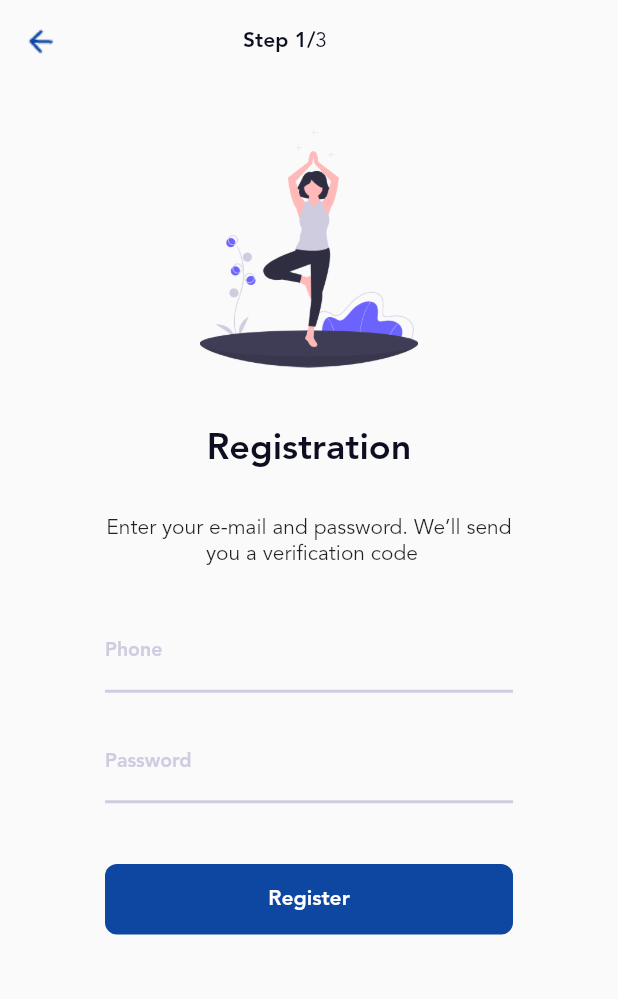
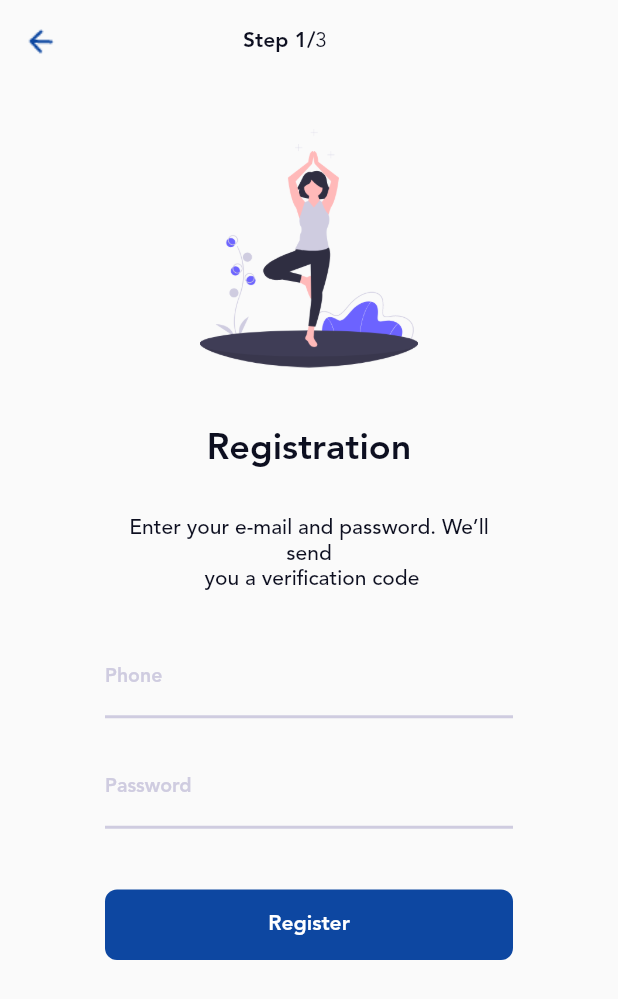
Before and after one commit to drasdoumbia/daily-health, a Flutter app: the Registration screen opened by its route, on a phone screen of 412 x 824 dp. Shown: the top 999 px of the screen. Run offline on Flutter 3.47's test engine with Material 2 defaults, Android fonts, the phone set to English and light mode, and no system bars.

Commit message:
update: refactored registration screen to be scrollable, maked hintText optional and some styles adjutment

```diff
--- a/lib/constants.dart
+++ b/lib/constants.dart
@@ -7,9 +7,7 @@ const kLightBlue = Color(0xFFCFCCE0);
 
 // Custom styles
 const kTextFieldDecoration = InputDecoration(
-  labelText: "Phone",
   labelStyle: TextStyle(fontSize: 13.0, fontFamily: 'AvenirLTPro-Heavy', color: kLightBlue),
-  hintText: "Type phone number here",
   hintStyle: TextStyle(fontSize: 13.0, fontFamily: 'AvenirLTPro-Heavy', color: kLightBlue),
   border: UnderlineInputBorder(borderSide: BorderSide(color: kLightBlue, width: 2.0)),
   enabledBorder: UnderlineInputBorder(borderSide: BorderSide(color: kLightBlue, width: 2.0)),
--- a/lib/screens/registration.dart
+++ b/lib/screens/registration.dart
@@ -2,6 +2,7 @@ import 'package:flutter/material.dart';
 
 import '../constants.dart';
 import '../widgets/primary_btn.dart';
+import 'verification.dart';
 
 class Registration extends StatelessWidget {
   static const id = "registration";
@@ -34,6 +35,7 @@ class Registration extends StatelessWidget {
       ),
       body: Padding(
         padding: const EdgeInsets.symmetric(vertical: 30.0, horizontal: 70.0),
+        child: SingleChildScrollView(
           child: Column(
             crossAxisAlignment: CrossAxisAlignment.stretch,
             children: [
@@ -51,10 +53,16 @@ class Registration extends StatelessWidget {
               SizedBox(height: 30.0),
               Text(
                 "Enter your e-mail and password. We’ll send\n you a verification code",
+                style: Theme.of(context).textTheme.bodyText1.copyWith(fontFamily: 'AvenirLTPro-Medium'),
                 textAlign: TextAlign.center,
               ),
               SizedBox(height: 30.0),
-            TextField(decoration: kTextFieldDecoration),
+              TextField(
+                decoration: kTextFieldDecoration.copyWith(
+                  labelText: "Phone",
+                  hintText: "Phone number",
+                ),
+              ),
               SizedBox(height: 20.0),
               TextField(
                 obscureText: true,
@@ -67,17 +75,18 @@ class Registration extends StatelessWidget {
               PrimaryBtn(
                 btnText: "Register",
                 press: () {
-//                Navigator.push(
-//                  context,
-//                  MaterialPageRoute(
-//                    builder: (context) => Registration(),
-//                  ),
-//                );
+                  Navigator.push(
+                    context,
+                    MaterialPageRoute(
+                      builder: (context) => Verification(),
+                    ),
+                  );
                 },
               ),
             ],
           ),
         ),
+      ),
     );
   }
 }
```
Lines whose indentation alone changed are shown as unchanged.
